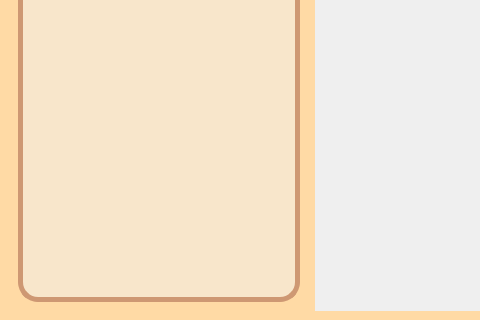
The window that CAI_PyQt/CAI_Student/UI/FormLogin.ui (CPG19040/CPG19040) describes before a commit, drawn with Qt 5; both pictures show x 0 to 480 and y 345 to 665 of the 968 by 665 pixel window.
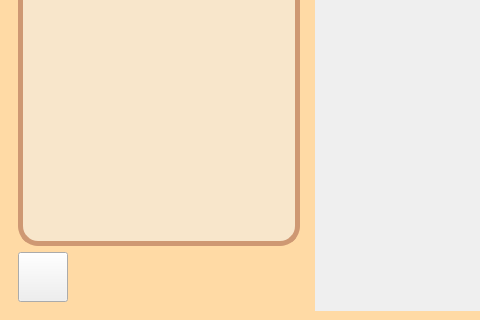
The same window after the commit. Icons and pictures are not drawn.

The edit to the form file:
```diff
--- a/CAI_PyQt/CAI_Student/UI/FormLogin.ui
+++ b/CAI_PyQt/CAI_Student/UI/FormLogin.ui
@@ -511,6 +511,51 @@
             </property>
            </widget>
           </item>
+          <item>
+           <widget class="QPushButton" name="btnSound">
+            <property name="minimumSize">
+             <size>
+              <width>50</width>
+              <height>50</height>
+             </size>
+            </property>
+            <property name="maximumSize">
+             <size>
+              <width>50</width>
+              <height>50</height>
+             </size>
+            </property>
+            <property name="cursor">
+             <cursorShape>PointingHandCursor</cursorShape>
+            </property>
+            <property name="toolTip">
+             <string>Background Music</string>
+            </property>
+            <property name="styleSheet">
+             <string notr="true">#btnSound {
+    border-image: url(:/Images/Images/speaker.png);
+}
+
+#btnSound:hover {
+    border-image: url(:/Images/Images/speaker_glow.png);
+}
+
+#btnSound:checked {
+    border-image: url(:/Images/Images/speaker_mute.png);
+}
+
+#btnSound:checked:hover {
+    border-image: url(:/Images/Images/speaker_mute_glow.png);
+}</string>
+            </property>
+            <property name="text">
+             <string/>
+            </property>
+            <property name="checkable">
+             <bool>true</bool>
+            </property>
+           </widget>
+          </item>
          </layout>
         </widget>
        </item>
```
